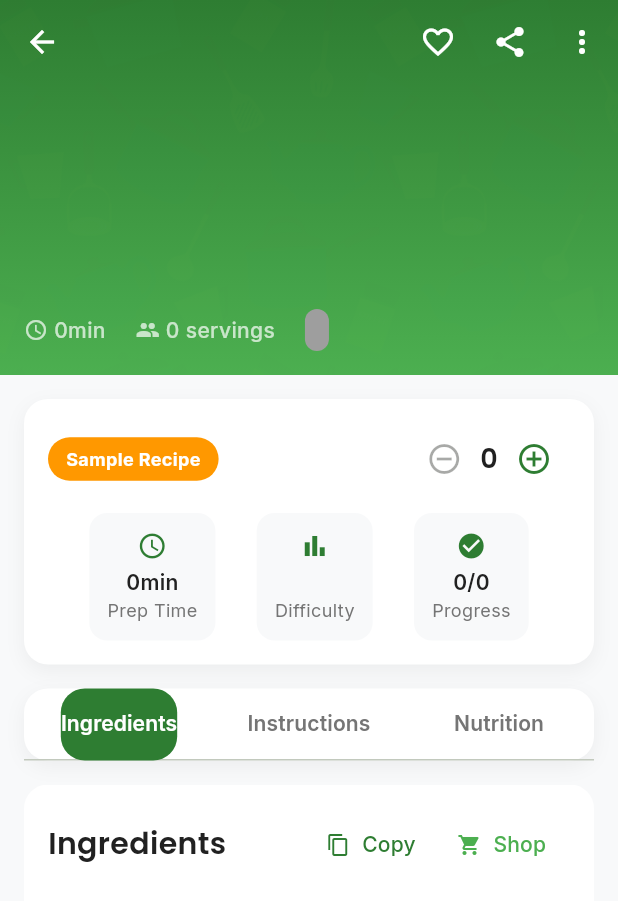
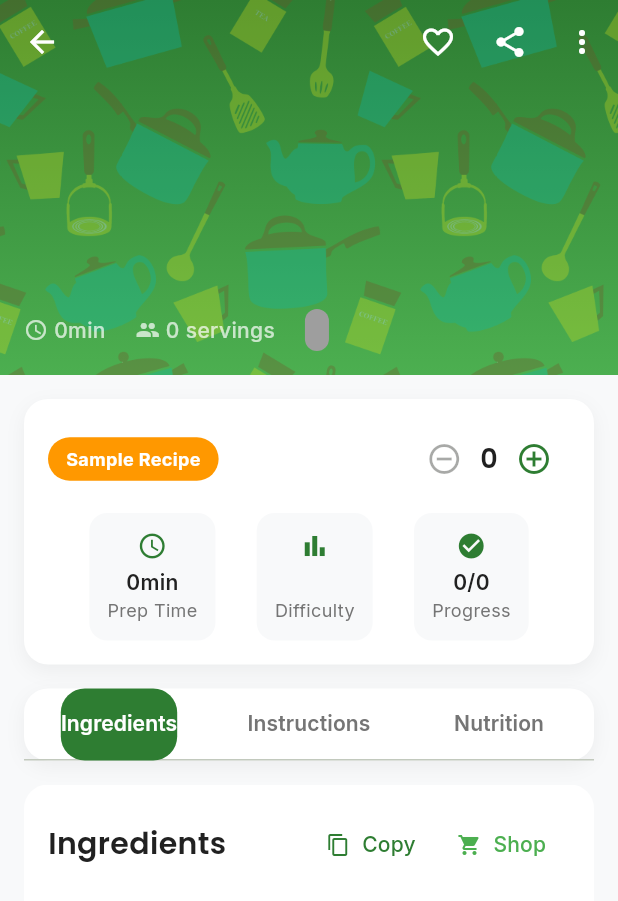
Before and after one commit to abbasiandev/smart_recipe_generator, a Flutter app: the RecipeDetailPage screen opened directly with empty values, on a phone screen of 412 x 824 dp. Shown: the top 901 px of the screen. Run offline on Flutter 3.47's test engine with Material 3 defaults, Android fonts, the phone set to English and light mode, and no system bars; drawn by our look-alikes of auto_size_text; our stand-ins replace dartz, equatable, flutter_bloc, flutter_dotenv, flutter_staggered_animations, get_it and 3 more; accounts and stored records are empty.

Commit message:
fix minor issue in collapse with title + asset image opacity issue

```diff
--- a/lib/presentation/page/recipe_detail_page.dart
+++ b/lib/presentation/page/recipe_detail_page.dart
@@ -31,6 +31,9 @@ class _RecipeDetailPageState extends State<RecipeDetailPage>
   final List<bool> _completedSteps = [];
   bool _isFavorite = false;
   int _currentServings = 1;
+
+  static const double _expandedHeight = 250;
+  static const double _collapsedThreshold = 100;
 
   @override
   void initState() {
@@ -86,16 +89,20 @@ class _RecipeDetailPageState extends State<RecipeDetailPage>
       pinned: true,
       backgroundColor: AppConstants.primaryColor,
       iconTheme: const IconThemeData(color: Colors.white),
-      flexibleSpace: FlexibleSpaceBar(
-        title: AutoSizeText(
+      flexibleSpace: LayoutBuilder(
+        builder: (context, constraints) {
+          final isCollapsed = constraints.biggest.height <= _collapsedThreshold;
+
+          return FlexibleSpaceBar(
+            title: isCollapsed ? AutoSizeText(
               widget.recipe.title,
               style: AppConstants.titleStyle.copyWith(
                 color: Colors.white,
                 fontSize: 18,
               ),
-          maxLines: 2,
+              maxLines: 1,
               overflow: TextOverflow.ellipsis,
-        ),
+            ) : null, // Only show title when collapsed
             background: Container(
               decoration: const BoxDecoration(
                 gradient: LinearGradient(
@@ -110,15 +117,12 @@ class _RecipeDetailPageState extends State<RecipeDetailPage>
               child: Stack(
                 children: [
                   Positioned.fill(
-                child: Opacity(
-                  opacity: 0.1,
                     child: Container(
                       decoration: const BoxDecoration(
                         image: DecorationImage(
                           image: AssetImage('assets/image/recipe_pattern.png'),
                           repeat: ImageRepeat.repeat,
-                        opacity: 0.1,
-                      ),
+                          opacity: 0.3,
                         ),
                       ),
                     ),
@@ -181,6 +185,8 @@ class _RecipeDetailPageState extends State<RecipeDetailPage>
                 ],
               ),
             ),
+          );
+        },
       ),
       actions: [
         ScaleTransition(
```
Lines whose indentation alone changed are shown as unchanged.
